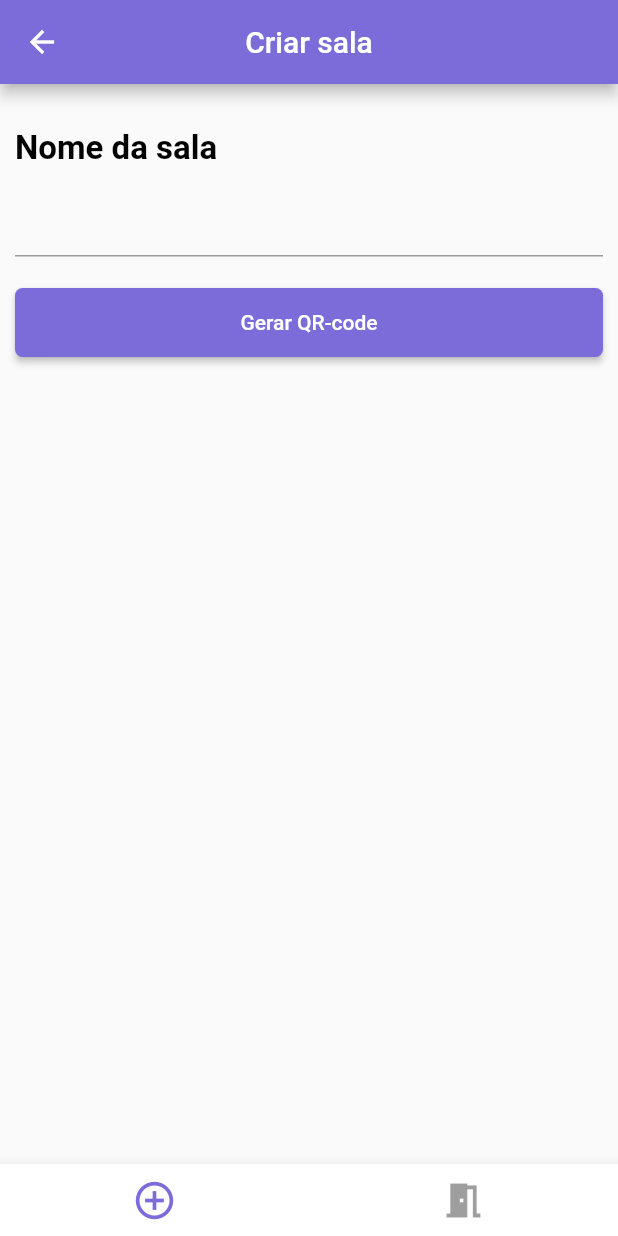
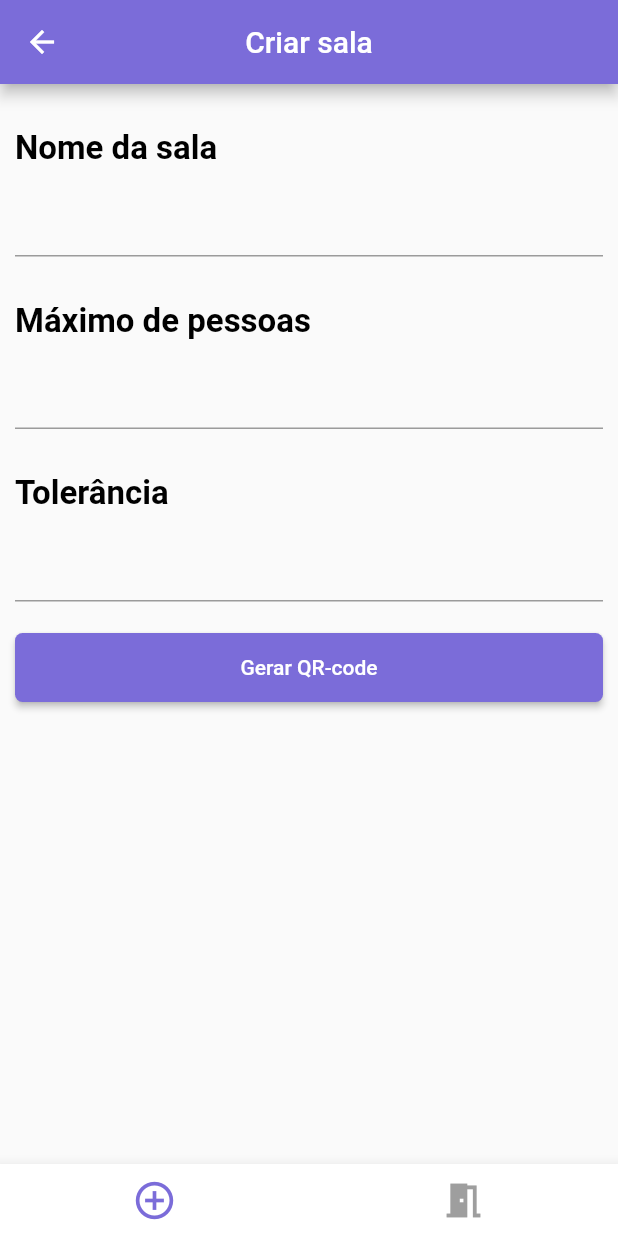
Before and after one commit to JuanHantoniMS/-MonitoraCovid-frontend, a Flutter app: the NewRoom screen opened by its route, on a phone screen of 412 x 824 dp. Run offline on Flutter 3.47's test engine with Material 2 defaults, Android fonts, the phone set to English and light mode, and no system bars; our stand-ins replace table_calendar.

```diff
--- a/lib/Pages/RoomPage.dart
+++ b/lib/Pages/RoomPage.dart
@@ -23,6 +23,11 @@ class _RoomPageState extends State<RoomPage> {
     int indexPage = 3;
     var screenWidth = MediaQuery.of(context).size.width;
     return Scaffold(
+        appBar: AppBar(
+          backgroundColor: AppColors.themeColor,
+          centerTitle: true,
+          title: Text("Salas"),
+        ),
         resizeToAvoidBottomInset: false,
         body: SingleChildScrollView(child:
         SafeArea(child: Container(
--- a/lib/Pages/admin/NewRoom.dart
+++ b/lib/Pages/admin/NewRoom.dart
@@ -29,7 +29,7 @@ class _NewRoom extends State<NewRoom> {
       ),
       body: Column(
         children: [
-          Align(
+          const Align(
             alignment: Alignment.centerLeft,
             child: Padding(
               padding: EdgeInsets.only(top:30, left:10),
@@ -42,6 +42,53 @@ class _NewRoom extends State<NewRoom> {
               ),
             ),
 
+          ),
+          Container(
+            padding: EdgeInsets.fromLTRB(10,0,10,0),
+            width: screenWidth,
+            child: TextFormField(
+              decoration: const InputDecoration(
+                border: UnderlineInputBorder(),
+                labelText: '',
+              ),
+            ),
+          ),
+          const Align(
+            alignment: Alignment.centerLeft,
+            child: Padding(
+              padding: EdgeInsets.only(top:30, left:10),
+              child: Text(
+                "Máximo de pessoas",
+                style: TextStyle(
+                    color: Colors.black,
+                    fontSize: 22,
+                    fontWeight: FontWeight.bold),
+              ),
+            ),
+
+          ),
+          Container(
+            padding: EdgeInsets.fromLTRB(10,0,10,0),
+            width: screenWidth,
+            child: TextFormField(
+              decoration: const InputDecoration(
+                border: UnderlineInputBorder(),
+                labelText: '',
+              ),
+            ),
+          ),
+          const Align(
+            alignment: Alignment.centerLeft,
+            child: Padding(
+              padding: EdgeInsets.only(top:30, left:10),
+              child: Text(
+                "Tolerância",
+                style: TextStyle(
+                    color: Colors.black,
+                    fontSize: 22,
+                    fontWeight: FontWeight.bold),
+              ),
+            ),
           ),
           Container(
             padding: EdgeInsets.fromLTRB(10,0,10,0),
@@ -66,16 +113,17 @@ class _NewRoom extends State<NewRoom> {
                     borderRadius: BorderRadius.circular(5.0),
                   ),
                 ),
-                onPressed: () async{
-                },
+                onPressed: () async{},
                 child:  Padding(padding: EdgeInsets.only(top:15, bottom: 15),
                   child: Text('Gerar QR-code',
                     style: TextStyle(
                         color: Colors.white),
                   ),)
             ),
-          )
+          ),
+
         ],
+
       ),
       bottomNavigationBar: Builders.AdminNavigationBar(context, indexPage),
 
--- a/lib/core/AppBuilders.dart
+++ b/lib/core/AppBuilders.dart
@@ -62,7 +62,7 @@ class Builders{
               icon: Icon(Icons.schedule,
                   color: index == 2 ?AppColors.themeColor : Colors.grey),
               onPressed:(){
-                Navigator.pushNamed(context, '/agendamento');
+                Navigator.pushNamed(context, '/agendamentoPage');
               }),
           IconButton(
               iconSize: iconSize,
--- a/lib/main.dart
+++ b/lib/main.dart
@@ -25,10 +25,10 @@ class MyApp extends StatelessWidget {
 
     return MaterialApp(
       title: 'Flutter Demo',
-      initialRoute: "/loginPage",
+      initialRoute: "/splashPage",
       routes: {
         "/homePage": (context)=> HomePage(),
-        "/agendamento": (context)=> AgendamentoPage(),
+        "/agendamentoPage": (context)=> AgendamentoPage(),
         "/roomPage": (context) => RoomPage(),
         "/qrScanPage": (context) => QrScanPage(),
 
@@ -37,6 +37,7 @@ class MyApp extends StatelessWidget {
         "/" : (context) => SplashPage(),
         "/loginPage" : (context) => LoginPage(),
         "/cadastroPage" : (context) => CadastroPage(),
+        "/splashPage" : (context) => SplashPage(),
       },
       theme: ThemeData(
         // This is the theme of your application.
--- a/pubspec.yaml
+++ b/pubspec.yaml
@@ -36,6 +36,7 @@ dependencies:
   # The following adds the Cupertino Icons font to your application.
   # Use with the CupertinoIcons class for iOS style icons.
   cupertino_icons: ^1.0.2
+
 
 dev_dependencies:
   flutter_test:
```
Also changed, not shown: lib/Pages/AgendamentoPage.dart (+5 -11 lines), lib/Pages/LoginPage.dart (+11 -17 lines), lib/Pages/SplashPage.dart (+42 -3 lines).
